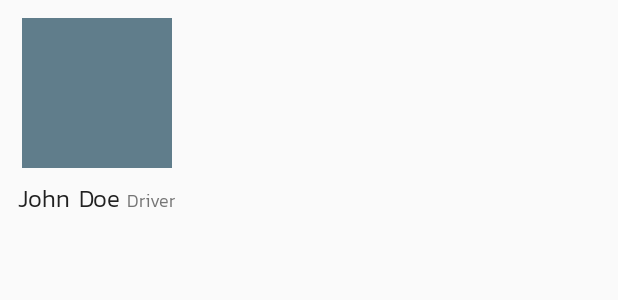
After one commit to PhompAng/iVan-android, an Android app: the layout view_item_car_staff.xml on its own in the app's theme, with its tools: preview values and no code run, on a phone screen of 412 x 824 dp. The commit adds this screen. Shown: the top 300 px of the screen. Run offline under Robolectric (Android 15) with nearby library versions, the phone set to English and light mode, and no system bars.

Commit message:
wip
upgrade lib


fix nested scroll

```diff
--- a/app/build.gradle
+++ b/app/build.gradle
@@ -45,9 +45,6 @@ dependencies {
 	implementation ('com.github.thekhaeng:recycler-margin:1.2.1') {
 		exclude group: 'com.android.support', module: 'recyclerview-v7'
 	}
-	implementation ('com.crashlytics.sdk.android:crashlytics:2.9.1@aar') {
-		transitive = true
-	}
 	implementation supportV4
 	implementation appcompatV7
 	implementation cardviewV7
@@ -62,6 +59,7 @@ dependencies {
 	kapt "com.google.dagger:dagger-compiler:$daggerVersion"
 	kapt "com.google.dagger:dagger-android-processor:$daggerVersion"
 	kapt "com.android.databinding:compiler:$androidPluginVersion"
+	implementation 'com.crashlytics.sdk.android:crashlytics:2.9.1'
 	implementation "org.jetbrains.anko:anko-commons:$anko_version"
 	implementation "org.jetbrains.anko:anko-sdk25-coroutines:$anko_version"
 	implementation "org.jetbrains.anko:anko-appcompat-v7-coroutines:$anko_version"
--- /dev/null
+++ b/app/src/main/res/layout/view_item_car_staff.xml
@@ -0,0 +1,46 @@
+<?xml version="1.0" encoding="utf-8"?>
+<android.support.constraint.ConstraintLayout xmlns:android="http://schemas.android.com/apk/res/android"
+	xmlns:app="http://schemas.android.com/apk/res-auto"
+	xmlns:tools="http://schemas.android.com/tools"
+	android:layout_width="wrap_content"
+	android:layout_height="wrap_content"
+	android:background="?attr/selectableItemBackground"
+	android:padding="@dimen/space_large">
+
+	<ImageView
+		android:id="@+id/userImageView"
+		android:layout_width="100dp"
+		android:layout_height="100dp"
+		app:layout_constraintLeft_toLeftOf="parent"
+		app:layout_constraintRight_toRightOf="parent"
+		app:layout_constraintTop_toTopOf="parent"
+		tools:src="@color/colorAccent" />
+
+	<TextView
+		android:id="@+id/nameTextView"
+		android:layout_width="wrap_content"
+		android:layout_height="wrap_content"
+		android:layout_marginTop="@dimen/space_normal"
+		android:fontFamily="@font/kanit_light"
+		android:textColor="@color/textColor"
+		android:textSize="@dimen/text_large_1"
+		app:layout_constraintHorizontal_chainStyle="packed"
+		app:layout_constraintLeft_toLeftOf="parent"
+		app:layout_constraintRight_toLeftOf="@+id/roleTextView"
+		app:layout_constraintTop_toBottomOf="@+id/userImageView"
+		tools:text="John Doe" />
+
+	<TextView
+		android:id="@+id/roleTextView"
+		android:layout_width="wrap_content"
+		android:layout_height="wrap_content"
+		android:layout_marginStart="@dimen/space_small"
+		android:fontFamily="@font/kanit_light"
+		android:textColor="@color/textColorPrimary"
+		android:textSize="@dimen/text_small_1"
+		app:layout_constraintBaseline_toBaselineOf="@+id/nameTextView"
+		app:layout_constraintLeft_toRightOf="@+id/nameTextView"
+		app:layout_constraintRight_toRightOf="parent"
+		tools:text="Driver" />
+
+</android.support.constraint.ConstraintLayout>
--- a/app/src/main/res/layout/view_item_mobility_status.xml
+++ b/app/src/main/res/layout/view_item_mobility_status.xml
@@ -15,8 +15,8 @@
 		android:textColor="@color/colorPrimary"
 		android:textSize="@dimen/text_large_3"
 		app:layout_constraintLeft_toLeftOf="parent"
+		app:layout_constraintRight_toRightOf="parent"
 		app:layout_constraintTop_toTopOf="parent"
-		app:layout_constraintRight_toRightOf="parent"
 		tools:text="90 Km/hr" />
 
 	<TextView
@@ -26,9 +26,9 @@
 		android:fontFamily="@font/kanit_light"
 		android:textColor="@color/grey600"
 		android:textSize="@dimen/text_normal"
-		app:layout_constraintTop_toBottomOf="@+id/valueTextView"
 		app:layout_constraintLeft_toLeftOf="@+id/valueTextView"
 		app:layout_constraintRight_toRightOf="@+id/valueTextView"
+		app:layout_constraintTop_toBottomOf="@+id/valueTextView"
 		tools:text="Average Speed" />
 
 </android.support.constraint.ConstraintLayout>
--- a/ivan-utils/src/main/res/values/strings.xml
+++ b/ivan-utils/src/main/res/values/strings.xml
@@ -24,6 +24,7 @@
 	<string name="student_list">Student List</string>
 	<string name="home_location">Home Location</string>
 	<string name="driver">Driver</string>
+	<string name="teacher">Teacher</string>
 	<string name="phone">Phone</string>
 	<string name="parent">Parent</string>
 	<string name="profile">Profile</string>
@@ -47,4 +48,5 @@
 	<string name="server_key">AIzaSyA6kKThlimCYp3zUDeb99R0-inhVwxTmLE</string>
 	<string name="logout">Logout</string>
 	<string name="my_children">My Children</string>
+	<string name="car_staff">Car Staff</string>
 </resources>
--- a/ivan-utils/src/main/res/values/styles.xml
+++ b/ivan-utils/src/main/res/values/styles.xml
@@ -14,4 +14,9 @@
 
 	<style name="AppTheme.PopupOverlay" parent="ThemeOverlay.AppCompat.Light" />
 
+	<style name="Title1">
+		<item name="android:fontFamily">@font/kanit_light</item>
+		<item name="android:textColor">@color/textColor</item>
+		<item name="android:textSize">@dimen/text_large_2</item>
+	</style>
 </resources>
```
Also changed, not shown: app/src/main/java/com/firebaseapp/ivan/ivan/ui/carmap/CarMapFragment.kt (+33 -17 lines), app/src/main/java/com/firebaseapp/ivan/ivan/ui/carmap/viewholder/CarConditionViewHolderFactory.kt (added, +28 -0 lines), app/src/main/java/com/firebaseapp/ivan/ivan/ui/carmap/viewholder/CarStaffListViewHolderFactory.kt (added, +39 -0 lines), app/src/main/java/com/firebaseapp/ivan/ivan/ui/carmap/viewholder/CarStaffViewHolderFactory.kt (added, +50 -0 lines), app/src/main/java/com/firebaseapp/ivan/ivan/utils/GridItemDecoration.java (added, +306 -0 lines), app/src/main/res/layout/bottom_sheet_car.xml (+9 -16 lines), app/src/main/res/layout/view_item_car_condition.xml (renamed from app/src/main/res/layout/layout_car_condition.xml, +15 -15 lines), app/src/main/res/layout/view_item_car_staff_list.xml (added, +28 -0 lines), build.gradle (+4 -4 lines), google-maps-bottomsheet/src/main/java/com/github/reline/GoogleMapsBottomSheetBehavior.java (+5 -6 lines), ivan-utils/src/main/java/com/firebaseapp/ivan/util/DataBindingUtils.kt (+8 -2 lines), gradle/wrapper/gradle-wrapper.properties.
